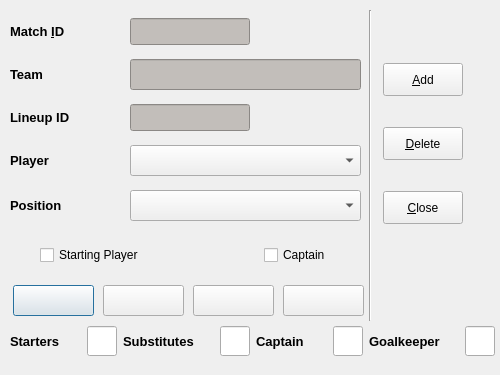
Old version of the form code/pyqt/gui/lineup_select.ui in the repository soccermetrics/marcotti-desktop.
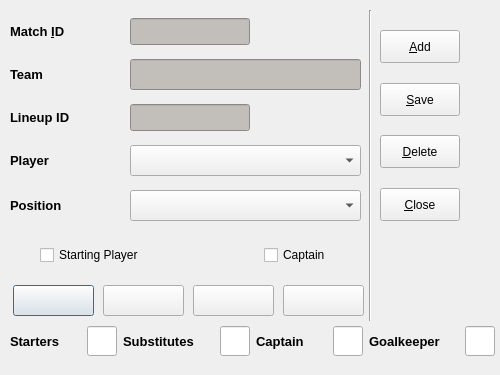
New version of the form. Icons and pictures are not drawn.

Commit message: Added Save button to UIs, rebuilt autocoded Python files (#13)

What changed in the file:
```diff
--- a/code/pyqt/gui/lineup_select.ui
+++ b/code/pyqt/gui/lineup_select.ui
@@ -455,122 +455,6 @@
     </item>
    </layout>
   </widget>
-  <widget class="QWidget" name="layoutWidget">
-   <property name="geometry">
-    <rect>
-     <x>383</x>
-     <y>63</y>
-     <width>101</width>
-     <height>161</height>
-    </rect>
-   </property>
-   <layout class="QVBoxLayout" name="verticalLayout">
-    <item>
-     <widget class="QPushButton" name="addEntry">
-      <property name="minimumSize">
-       <size>
-        <width>80</width>
-        <height>33</height>
-       </size>
-      </property>
-      <property name="maximumSize">
-       <size>
-        <width>80</width>
-        <height>33</height>
-       </size>
-      </property>
-      <property name="toolTip">
-       <string>Add Entry</string>
-      </property>
-      <property name="text">
-       <string>&amp;Add</string>
-      </property>
-      <property name="icon">
-       <iconset resource="fmrd_resources.qrc">
-        <normaloff>:/images/add.png</normaloff>:/images/add.png</iconset>
-      </property>
-     </widget>
-    </item>
-    <item>
-     <spacer name="verticalSpacer">
-      <property name="orientation">
-       <enum>Qt::Vertical</enum>
-      </property>
-      <property name="sizeHint" stdset="0">
-       <size>
-        <width>20</width>
-        <height>28</height>
-       </size>
-      </property>
-     </spacer>
-    </item>
-    <item>
-     <widget class="QPushButton" name="deleteEntry">
-      <property name="minimumSize">
-       <size>
-        <width>80</width>
-        <height>33</height>
-       </size>
-      </property>
-      <property name="maximumSize">
-       <size>
-        <width>80</width>
-        <height>33</height>
-       </size>
-      </property>
-      <property name="toolTip">
-       <string>Delete Entry</string>
-      </property>
-      <property name="text">
-       <string>&amp;Delete</string>
-      </property>
-      <property name="icon">
-       <iconset resource="fmrd_resources.qrc">
-        <normaloff>:/images/delete.png</normaloff>:/images/delete.png</iconset>
-      </property>
-     </widget>
-    </item>
-    <item>
-     <spacer name="verticalSpacer_2">
-      <property name="orientation">
-       <enum>Qt::Vertical</enum>
-      </property>
-      <property name="sizeHint" stdset="0">
-       <size>
-        <width>20</width>
-        <height>28</height>
-       </size>
-      </property>
-     </spacer>
-    </item>
-    <item>
-     <widget class="QPushButton" name="closeButton">
-      <property name="minimumSize">
-       <size>
-        <width>80</width>
-        <height>33</height>
-       </size>
-      </property>
-      <property name="maximumSize">
-       <size>
-        <width>80</width>
-        <height>33</height>
-       </size>
-      </property>
-      <property name="toolTip">
-       <string>Close Window</string>
-      </property>
-      <property name="text">
-       <string>&amp;Close</string>
-      </property>
-      <property name="icon">
-       <iconset resource="fmrd_resources.qrc">
-        <normaloff>:/images/quit.png</normaloff>:/images/quit.png</iconset>
-      </property>
-     </widget>
-    </item>
-   </layout>
-  </widget>
   <widget class="QWidget" name="layoutWidget">
    <property name="geometry">
     <rect>
@@ -775,6 +659,161 @@
     </item>
    </layout>
   </widget>
+  <widget class="QWidget" name="">
+   <property name="geometry">
+    <rect>
+     <x>380</x>
+     <y>30</y>
+     <width>101</width>
+     <height>191</height>
+    </rect>
+   </property>
+   <layout class="QVBoxLayout" name="verticalLayout">
+    <item>
+     <widget class="QPushButton" name="addEntry">
+      <property name="minimumSize">
+       <size>
+        <width>80</width>
+        <height>33</height>
+       </size>
+      </property>
+      <property name="maximumSize">
+       <size>
+        <width>80</width>
+        <height>33</height>
+       </size>
+      </property>
+      <property name="toolTip">
+       <string>Add Entry</string>
+      </property>
+      <property name="text">
+       <string>&amp;Add</string>
+      </property>
+      <property name="icon">
+       <iconset resource="fmrd_resources.qrc">
+        <normaloff>:/images/add.png</normaloff>:/images/add.png</iconset>
+      </property>
+     </widget>
+    </item>
+    <item>
+     <spacer name="verticalSpacer">
+      <property name="orientation">
+       <enum>Qt::Vertical</enum>
+      </property>
+      <property name="sizeHint" stdset="0">
+       <size>
+        <width>20</width>
+        <height>13</height>
+       </size>
+      </property>
+     </spacer>
+    </item>
+    <item>
+     <widget class="QPushButton" name="saveEntry">
+      <property name="minimumSize">
+       <size>
+        <width>80</width>
+        <height>33</height>
+       </size>
+      </property>
+      <property name="maximumSize">
+       <size>
+        <width>80</width>
+        <height>33</height>
+       </size>
+      </property>
+      <property name="toolTip">
+       <string>Delete Entry</string>
+      </property>
+      <property name="text">
+       <string>&amp;Save</string>
+      </property>
+      <property name="icon">
+       <iconset resource="fmrd_resources.qrc">
+        <normaloff>:/images/save.png</normaloff>:/images/save.png</iconset>
+      </property>
+     </widget>
+    </item>
+    <item>
+     <spacer name="verticalSpacer_2">
+      <property name="orientation">
+       <enum>Qt::Vertical</enum>
+      </property>
+      <property name="sizeHint" stdset="0">
+       <size>
+        <width>20</width>
+        <height>13</height>
+       </size>
+      </property>
+     </spacer>
+    </item>
+    <item>
+     <widget class="QPushButton" name="deleteEntry">
+      <property name="minimumSize">
+       <size>
+        <width>80</width>
+        <height>33</height>
+       </size>
+      </property>
+      <property name="maximumSize">
+       <size>
+        <width>80</width>
+        <height>33</height>
+       </size>
+      </property>
+      <property name="toolTip">
+       <string>Delete Entry</string>
+      </property>
+      <property name="text">
+       <string>&amp;Delete</string>
+      </property>
+      <property name="icon">
+       <iconset resource="fmrd_resources.qrc">
+        <normaloff>:/images/delete.png</normaloff>:/images/delete.png</iconset>
+      </property>
+     </widget>
+    </item>
+    <item>
+     <spacer name="verticalSpacer_3">
+      <property name="orientation">
+       <enum>Qt::Vertical</enum>
+      </property>
+      <property name="sizeHint" stdset="0">
+       <size>
+        <width>20</width>
+        <height>13</height>
+       </size>
+      </property>
+     </spacer>
+    </item>
+    <item>
+     <widget class="QPushButton" name="closeButton">
+      <property name="minimumSize">
+       <size>
+        <width>80</width>
+        <height>33</height>
+       </size>
+      </property>
+      <property name="maximumSize">
+       <size>
+        <width>80</width>
+        <height>33</height>
+       </size>
+      </property>
+      <property name="toolTip">
+       <string>Close Window</string>
+      </property>
+      <property name="text">
+       <string>&amp;Close</string>
+      </property>
+      <property name="icon">
+       <iconset resource="fmrd_resources.qrc">
+        <normaloff>:/images/quit.png</normaloff>:/images/quit.png</iconset>
+      </property>
+     </widget>
+    </item>
+   </layout>
+  </widget>
  </widget>
  <resources>
   <include location="fmrd_resources.qrc"/>
```
The commit also changes 52 other files.
